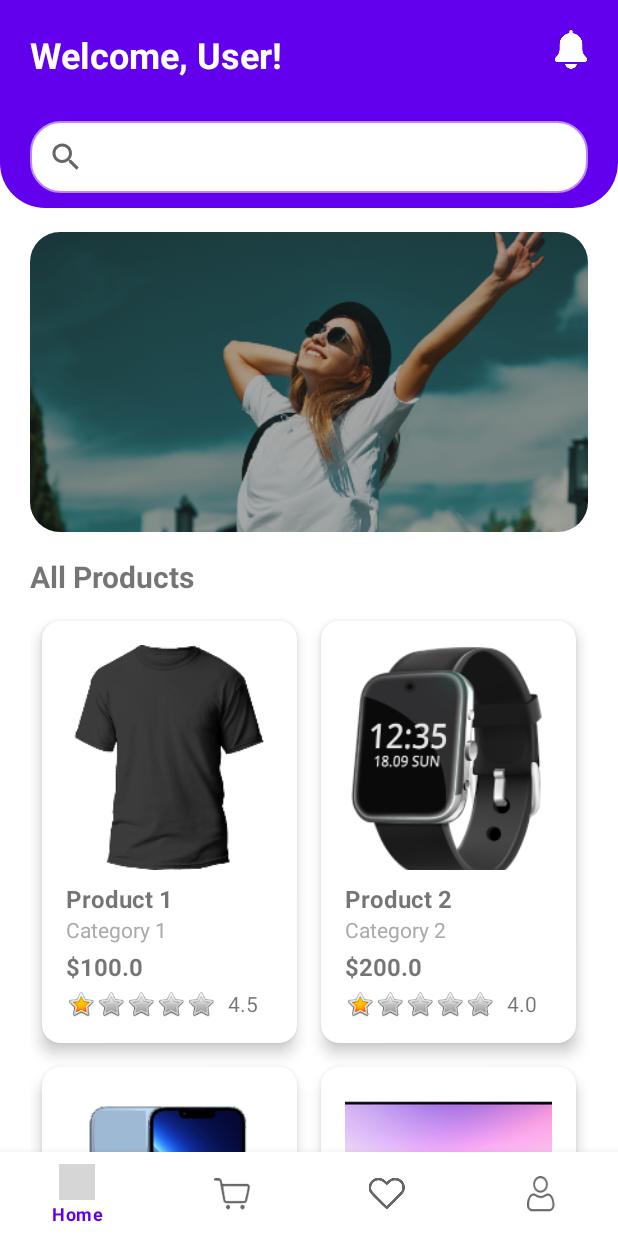
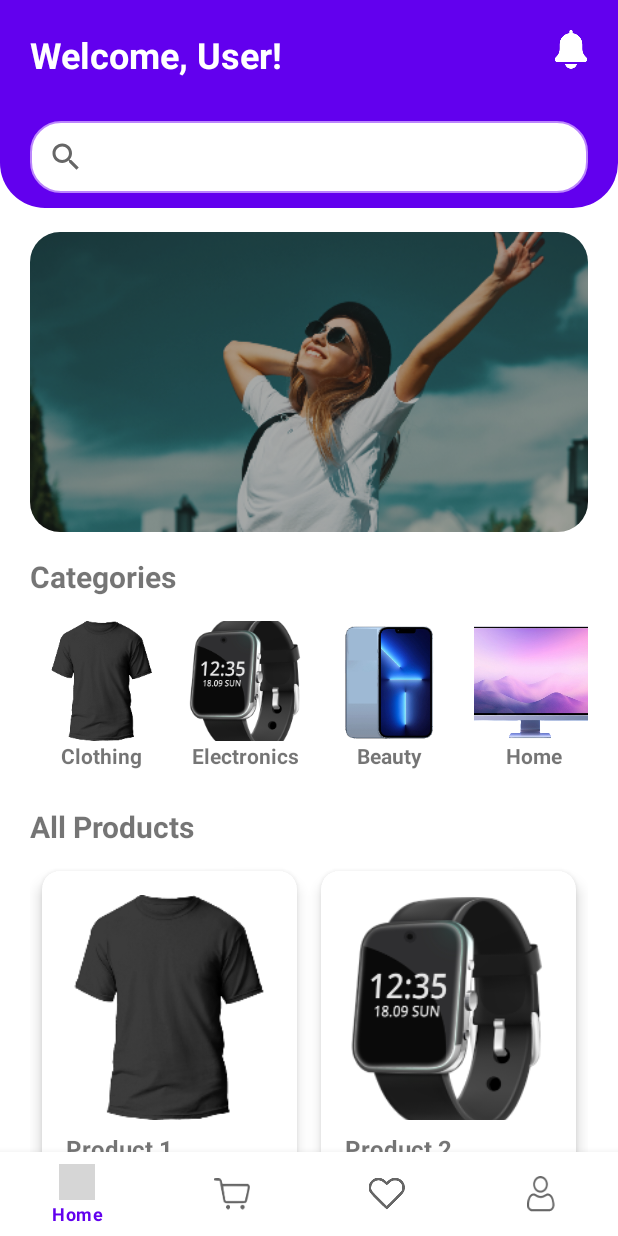
Before and after one commit to AbishekPerera/EAD_online_shop, an Android app: the HomeFragment screen opened directly, with no data from a screen before it, on a phone screen of 412 x 824 dp. Run offline under Robolectric (Android 15) with nearby library versions, the phone set to English and light mode, and no system bars; grey boxes are pictures that could not be loaded.

Commit message:
Add CategoryAdapter and CategoryItem model

```diff
--- a/app/src/main/java/com/example/onlineshop/HomeFragment.java
+++ b/app/src/main/java/com/example/onlineshop/HomeFragment.java
@@ -14,7 +14,9 @@ import androidx.recyclerview.widget.RecyclerView;
 import androidx.viewpager2.widget.ViewPager2;
 
 import com.example.onlineshop.adapters.BannerAdapter;
+import com.example.onlineshop.adapters.CategoryAdapter;
 import com.example.onlineshop.adapters.ProductAdapter;
+import com.example.onlineshop.models.CategoryItem;
 import com.example.onlineshop.models.ProductItem;
 
 import java.util.ArrayList;
@@ -25,6 +27,11 @@ public class HomeFragment extends Fragment {
     private RecyclerView recyclerView;
     private ProductAdapter productAdapter;
     private List<ProductItem> productList;
+
+    private RecyclerView categoryRecyclerView;
+    private CategoryAdapter categoryAdapter;
+    private List<CategoryItem> categoryList;
+
     private ViewPager2 bannerCarousel;
     private BannerAdapter bannerAdapter;
     private List<Integer> bannerImages;
@@ -47,8 +54,24 @@ public class HomeFragment extends Fragment {
         bannerAdapter = new BannerAdapter(getContext(), bannerImages);
         bannerCarousel.setAdapter(bannerAdapter);
 
+        // Initialize Categories RecyclerView
+        categoryRecyclerView = view.findViewById(R.id.categoriesRecyclerView);
+        LinearLayoutManager categoryLayoutManager = new LinearLayoutManager(getContext(), LinearLayoutManager.HORIZONTAL, false);
+        categoryRecyclerView.setLayoutManager(categoryLayoutManager);
+
+        // Sample Category List
+        categoryList = new ArrayList<>();
+        categoryList.add(new CategoryItem("Clothing", R.drawable.item_1));
+        categoryList.add(new CategoryItem("Electronics", R.drawable.item_2));
+        categoryList.add(new CategoryItem("Beauty", R.drawable.item_3));
+        categoryList.add(new CategoryItem("Home", R.drawable.item_4));
+
+        // Set up CategoryAdapter
+        categoryAdapter = new CategoryAdapter(getContext(), categoryList);
+        categoryRecyclerView.setAdapter(categoryAdapter);
+
+        // Initialize Products RecyclerView
         recyclerView = view.findViewById(R.id.productsRecyclerView);
-        // Set up the RecyclerView with GridLayoutManager (2 columns)
         GridLayoutManager gridLayoutManager = new GridLayoutManager(getContext(), 2); // 2 columns
         recyclerView.setLayoutManager(gridLayoutManager);
 
--- /dev/null
+++ b/app/src/main/java/com/example/onlineshop/adapters/CategoryAdapter.java
@@ -0,0 +1,58 @@
+package com.example.onlineshop.adapters;
+
+import android.content.Context;
+import android.view.LayoutInflater;
+import android.view.View;
+import android.view.ViewGroup;
+import android.widget.ImageView;
+import android.widget.TextView;
+
+import androidx.annotation.NonNull;
+import androidx.recyclerview.widget.RecyclerView;
+
+import com.example.onlineshop.R;
+import com.example.onlineshop.models.CategoryItem;
+
+import java.util.List;
+
+public class CategoryAdapter extends RecyclerView.Adapter<CategoryAdapter.CategoryViewHolder> {
+
+    private Context context;
+    private List<CategoryItem> categoryList;
+
+    public CategoryAdapter(Context context, List<CategoryItem> categoryList) {
+        this.context = context;
+        this.categoryList = categoryList;
+    }
+
+    @NonNull
+    @Override
+    public CategoryViewHolder onCreateViewHolder(@NonNull ViewGroup parent, int viewType) {
+        View view = LayoutInflater.from(context).inflate(R.layout.category_item, parent, false);
+        return new CategoryViewHolder(view);
+    }
+
+    @Override
+    public void onBindViewHolder(@NonNull CategoryViewHolder holder, int position) {
+        CategoryItem categoryItem = categoryList.get(position);
+        holder.categoryName.setText(categoryItem.getCategoryName());
+        holder.categoryImage.setImageResource(categoryItem.getCategoryImageResId());
+    }
+
+    @Override
+    public int getItemCount() {
+        return categoryList.size();
+    }
+
+    public static class CategoryViewHolder extends RecyclerView.ViewHolder {
+
+        ImageView categoryImage;
+        TextView categoryName;
+
+        public CategoryViewHolder(@NonNull View itemView) {
+            super(itemView);
+            categoryImage = itemView.findViewById(R.id.categoryImage);
+            categoryName = itemView.findViewById(R.id.categoryName);
+        }
+    }
+}
--- /dev/null
+++ b/app/src/main/java/com/example/onlineshop/models/CategoryItem.java
@@ -0,0 +1,19 @@
+package com.example.onlineshop.models;
+
+public class CategoryItem {
+    private String categoryName;
+    private int categoryImageResId;
+
+    public CategoryItem(String categoryName, int categoryImageResId) {
+        this.categoryName = categoryName;
+        this.categoryImageResId = categoryImageResId;
+    }
+
+    public String getCategoryName() {
+        return categoryName;
+    }
+
+    public int getCategoryImageResId() {
+        return categoryImageResId;
+    }
+}
--- /dev/null
+++ b/app/src/main/res/layout/category_item.xml
@@ -0,0 +1,23 @@
+<?xml version="1.0" encoding="utf-8"?>
+<LinearLayout xmlns:android="http://schemas.android.com/apk/res/android"
+    android:layout_width="wrap_content"
+    android:layout_height="wrap_content"
+    android:orientation="vertical"
+    android:padding="8dp">
+
+    <ImageView
+        android:id="@+id/categoryImage"
+        android:layout_width="80dp"
+        android:layout_height="80dp"
+        android:scaleType="centerCrop" />
+
+    <TextView
+        android:id="@+id/categoryName"
+        android:layout_width="wrap_content"
+        android:layout_height="wrap_content"
+        android:text="Category"
+        android:layout_gravity="center_horizontal"
+        android:textSize="14sp"
+        android:textStyle="bold" />
+
+</LinearLayout>
--- a/app/src/main/res/layout/fragment_home.xml
+++ b/app/src/main/res/layout/fragment_home.xml
@@ -4,7 +4,7 @@
     xmlns:tools="http://schemas.android.com/tools"
     android:layout_width="match_parent"
     android:layout_height="match_parent"
-    tools:context=".HomeActivity">
+    tools:context=".HomeFragment">
 
     <!-- Scrollable Area -->
     <androidx.core.widget.NestedScrollView
@@ -69,7 +69,6 @@
 
             </LinearLayout>
 
-            <!-- Banner -->
             <!-- Banner Carousel (ViewPager2) -->
             <androidx.viewpager2.widget.ViewPager2
                 android:id="@+id/bannerCarousel"
@@ -78,6 +77,27 @@
                 android:layout_marginStart="20dp"
                 android:layout_marginTop="16dp"
                 android:layout_marginEnd="20dp" />
+
+            <!-- Categories Section -->
+            <TextView
+                android:id="@+id/categoriesSectionTitle"
+                android:layout_width="wrap_content"
+                android:layout_height="wrap_content"
+                android:layout_marginStart="20dp"
+                android:layout_marginTop="16dp"
+                android:text="Categories"
+                android:textSize="20sp"
+                android:textStyle="bold" />
+
+            <!-- Categories RecyclerView (Horizontal) -->
+            <androidx.recyclerview.widget.RecyclerView
+                android:id="@+id/categoriesRecyclerView"
+                android:layout_width="match_parent"
+                android:layout_height="wrap_content"
+                android:layout_marginStart="20dp"
+                android:layout_marginTop="8dp"
+                android:layout_marginEnd="20dp"
+                android:orientation="horizontal" />
 
             <!-- All Products Section -->
             <TextView
```
